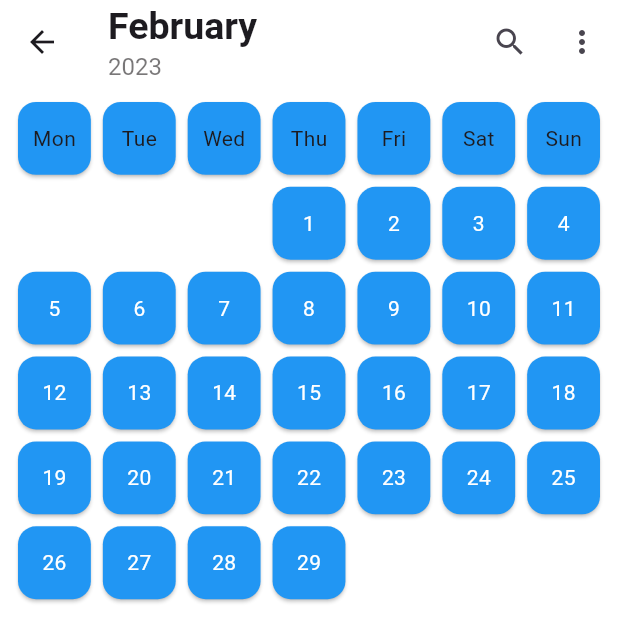
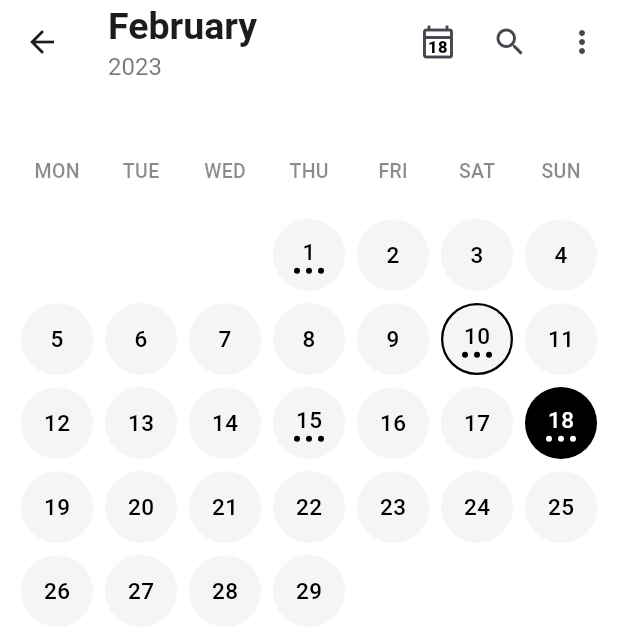
Before and after one commit to joharkhan99/quickcal, a Flutter app: the HomePage screen opened by its route, on a phone screen of 412 x 824 dp. Shown: the top 642 px of the screen. Run offline on Flutter 3.47's test engine with Material 3 defaults, Android fonts, the phone set to English and light mode, and no system bars.

Commit message:
Add today's date indicator to calendar view

```diff
--- a/lib/models/calendar.dart
+++ b/lib/models/calendar.dart
@@ -57,4 +57,9 @@ class Calendar {
   int getTotalExtraDays() {
     return getDaysInMonth().where((day) => day.isEmpty).length;
   }
+
+  bool checkIfDateIsToday(DateTime date) {
+    DateTime now = DateTime.now();
+    return now.day == date.day && now.month == date.month && now.year == date.year;
+  }
 }
--- a/lib/pages/home_page.dart
+++ b/lib/pages/home_page.dart
@@ -44,6 +44,44 @@ class _HomePageState extends State<HomePage> {
         backgroundColor: Colors.white.withAlpha(200),
         elevation: 0,
         actions: [
+          // IconButton(
+          //   icon: const Icon(Icons.calendar_today_outlined),
+          //   onPressed: () {},
+          //   tooltip: 'Month View',
+          // ),
+
+          Stack(
+            children: [
+              IconButton(
+                icon: const Icon(Icons.calendar_today_outlined),
+                onPressed: () {},
+                tooltip: 'Today',
+              ),
+              Positioned(
+                width: 22,
+                height: 22,
+                top: 13,
+                right: 13,
+                child: Container(
+                  alignment: Alignment.bottomCenter,
+                  decoration: BoxDecoration(
+                    color: Color.fromARGB(0, 233, 91, 91),
+                    // shape: BoxShape.circle,
+                  ),
+                  child: Text(
+                    '${DateTime.now().day}',
+                    style: TextStyle(
+                      color: Colors.black,
+                      fontWeight: FontWeight.w900,
+                      fontSize: 11,
+                    ),
+                    textAlign: TextAlign.center,
+                  ),
+                ),
+              ),
+            ],
+          ),
+
           IconButton(
             icon: const Icon(Icons.search),
             onPressed: () {},
@@ -65,16 +103,24 @@ class _HomePageState extends State<HomePage> {
         ],
       ),
       body: Padding(
-        padding: const EdgeInsets.all(8.0),
+        padding: const EdgeInsets.symmetric(horizontal: 10, vertical: 30),
         child: GridView.builder(
             itemCount: calendar.totalDaysInMonth + 7 + calendar.getTotalExtraDays(),
             gridDelegate: const SliverGridDelegateWithFixedCrossAxisCount(crossAxisCount: 7),
             itemBuilder: (context, index) {
               if (index < 7) {
                 return Card(
-                  color: Colors.blue,
+                  color: Colors.white,
+                  elevation: 0,
                   child: Center(
-                    child: Text(calendar.getDayOfWeek(index + 1)),
+                    child: Text(
+                      calendar.getDayOfWeek(index + 1).toUpperCase(),
+                      style: const TextStyle(
+                        fontWeight: FontWeight.w500,
+                        fontSize: 13,
+                        color: Color.fromARGB(140, 46, 43, 45),
+                      ),
+                    ),
                   ),
                 );
               } else {
@@ -90,19 +136,40 @@ class _HomePageState extends State<HomePage> {
                 }
 
                 return Card(
-                  color: Colors.blue,
+                  color: calendar.checkIfDateIsToday(dayInfo.values.first) ? Colors.black : Colors.black.withAlpha(10),
+                  shape: RoundedRectangleBorder(
+                    side: date == 10 ? const BorderSide(color: Colors.black, width: 1.5) : BorderSide.none,
+                    borderRadius: BorderRadius.circular(100),
+                  ),
+                  elevation: 0,
                   child: Center(
                     child: Column(
                       mainAxisAlignment: MainAxisAlignment.center,
                       children: [
                         Text(
                           '$date',
-                          style: TextStyle(color: Colors.white),
+                          style: TextStyle(
+                            color: calendar.checkIfDateIsToday(dayInfo.values.first) ? Colors.white : Colors.black,
+                            fontWeight: FontWeight.w500,
+                            fontSize: 15,
+                          ),
                         ),
-                        // Text(
-                        //   '${date.day}',
-                        //   style: TextStyle(color: Colors.white),
-                        // ),
+                        if (date == 1 || date == 15 || date == 10 || date == 18)
+                          Row(
+                            mainAxisAlignment: MainAxisAlignment.center,
+                            children: List.generate(
+                              3,
+                              (index) => Container(
+                                width: 4,
+                                height: 4,
+                                margin: const EdgeInsets.symmetric(horizontal: 2),
+                                decoration: BoxDecoration(
+                                  color: calendar.checkIfDateIsToday(dayInfo.values.first) ? Colors.white : Colors.black,
+                                  shape: BoxShape.circle,
+                                ),
+                              ),
+                            ),
+                          ),
                       ],
                     ),
                   ),
```
